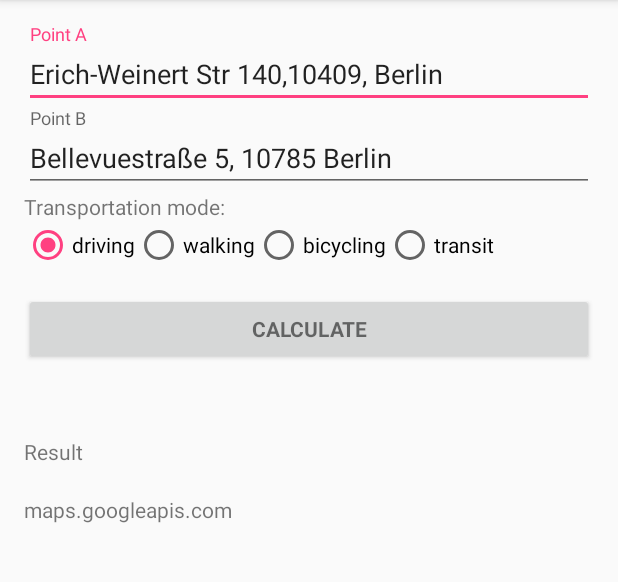
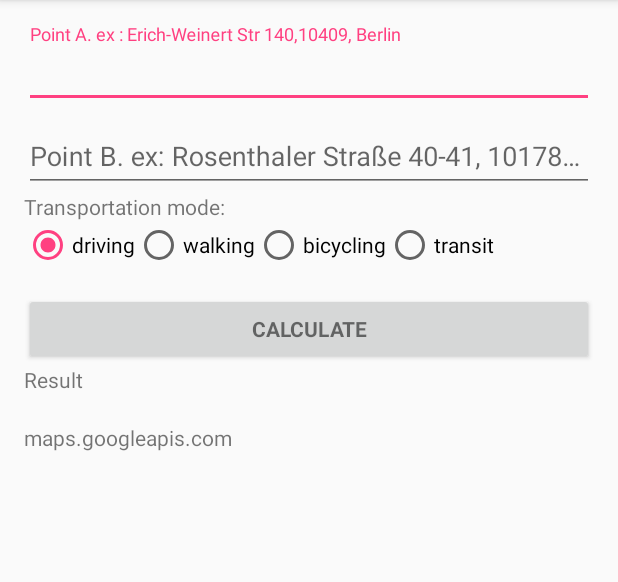
Before and after one commit to raychenon/distance-calculation, an Android app: the screen it shows after launch (FormActivity), after a tap on "CALCULATE", on a phone screen of 412 x 824 dp, the part 84-666 px from its top. Run offline under Robolectric (Android 15) with nearby library versions, the phone set to English and light mode, and no system bars; our stand-ins replace ButterKnife; 1 statement that could not run was skipped.

```diff
--- a/app/src/main/java/com/raychenon/distancecalculation/FormActivity.java
+++ b/app/src/main/java/com/raychenon/distancecalculation/FormActivity.java
@@ -1,4 +1,7 @@
 package com.raychenon.distancecalculation;
+
+import java.util.HashSet;
+import java.util.Set;
 
 import com.raychenon.distancecalculation.http.DistanceService;
 import com.raychenon.distancecalculation.http.response.DistanceMatrixResponse;
@@ -11,9 +14,9 @@ import android.util.Log;
 
 import android.view.View;
 
+import android.widget.ArrayAdapter;
 import android.widget.AutoCompleteTextView;
 import android.widget.Button;
-import android.widget.EditText;
 import android.widget.ProgressBar;
 import android.widget.RadioGroup;
 import android.widget.TextView;
@@ -32,7 +35,7 @@ public class FormActivity extends AppCompatActivity {
     AutoCompleteTextView startAutoTxtView;
 
     @BindView(R.id.end_auto_textview)
-    EditText endAutoTxtView;
+    AutoCompleteTextView endAutoTxtView;
 
     @BindView(R.id.distance_text)
     TextView distanceTextView;
@@ -49,18 +52,32 @@ public class FormActivity extends AppCompatActivity {
     @BindView(R.id.progress_bar)
     ProgressBar progressBar;
 
+    private Set<String> startAddressSet = new HashSet<String>();
+    private Set<String> endAddressSet = new HashSet<String>();
+
+    ArrayAdapter<String> startAdapter;
+    ArrayAdapter<String> endAdapter;
+
     @Override
     protected void onCreate(final Bundle savedInstanceState) {
         super.onCreate(savedInstanceState);
         setContentView(R.layout.form_activity);
 
         ButterKnife.bind(this);
+
+        startAdapter = new ArrayAdapter<String>(this, android.R.layout.simple_dropdown_item_1line);
+        endAdapter = new ArrayAdapter<String>(this, android.R.layout.simple_dropdown_item_1line);
+        startAutoTxtView.setAdapter(startAdapter);
+        endAutoTxtView.setAdapter(endAdapter);
     }
 
     @OnClick(R.id.calculate_button)
     public void calculate(final Button button) {
-        calculateDistance(startAutoTxtView.getText().toString(), endAutoTxtView.getText().toString(),
-            getRadioGroupChoice());
+        String startPoint = startAutoTxtView.getText().toString();
+        String endPoint = endAutoTxtView.getText().toString();
+
+        calculateDistance(startPoint, endPoint, getRadioGroupChoice());
+        saveAdressesInHistory(startPoint, endPoint);
     }
 
     private void calculateDistance(final String pointA, final String pointB, final String transportationMode) {
@@ -93,6 +110,22 @@ public class FormActivity extends AppCompatActivity {
 
     }
 
+    private void saveAdressesInHistory(final String startPoint, final String endPoint) {
+        modifyAutoCompleteTextViewAdapter(startPoint, startAddressSet, startAdapter);
+        modifyAutoCompleteTextViewAdapter(endPoint, endAddressSet, endAdapter);
+    }
+
+    // put unique addresses in the autoCompleTextView
+    // maybe the AutoCompleTextView handles this
+    private void modifyAutoCompleteTextViewAdapter(final String point, final Set<String> addressSet,
+            final ArrayAdapter<String> adapter) {
+        if (!addressSet.contains(point)) {
+            addressSet.add(point);
+            adapter.add(point);
+            adapter.notifyDataSetChanged();
+        }
+    }
+
     private String getRadioGroupChoice() {
         switch (radioGroup.getCheckedRadioButtonId()) {
 
--- a/app/src/main/res/layout/form_activity.xml
+++ b/app/src/main/res/layout/form_activity.xml
@@ -22,9 +22,7 @@
             android:layout_height="wrap_content"
             android:hint="@string/prompt_start"
             android:inputType="text"
-            android:text="Erich-Weinert Str 140,10409, Berlin"
-            android:maxLines="1"
-            android:singleLine="true" />
+            android:maxLines="1" />
 
     </android.support.design.widget.TextInputLayout>
 
@@ -32,16 +30,14 @@
         android:layout_width="match_parent"
         android:layout_height="wrap_content">
 
-        <EditText
+        <AutoCompleteTextView
             android:id="@+id/end_auto_textview"
             android:layout_width="match_parent"
             android:layout_height="wrap_content"
             android:hint="@string/prompt_end"
             android:imeOptions="actionUnspecified"
             android:inputType="text"
-            android:text="Bellevuestraße 5, 10785 Berlin"
-            android:maxLines="1"
-            android:singleLine="true" />
+            android:maxLines="1" />
 
     </android.support.design.widget.TextInputLayout>
 
--- a/app/src/main/res/values/strings.xml
+++ b/app/src/main/res/values/strings.xml
@@ -2,8 +2,8 @@
     <string name="app_name">Distance Calculation</string>
     <string name="confirm">Calculate</string>
 
-    <string name="prompt_start">Point A</string>
-    <string name="prompt_end">Point B</string>
+    <string name="prompt_start">Point A. ex : Erich-Weinert Str 140,10409, Berlin</string>
+    <string name="prompt_end">Point B. ex: Rosenthaler Straße 40-41, 10178 Berlin</string>
     <string name="error_invalid_start">This starting point address is invalid</string>
     <string name="error_invalid_end">This end point address is invalid</string>
     <string name="error_field_required">This field is required</string>
```
